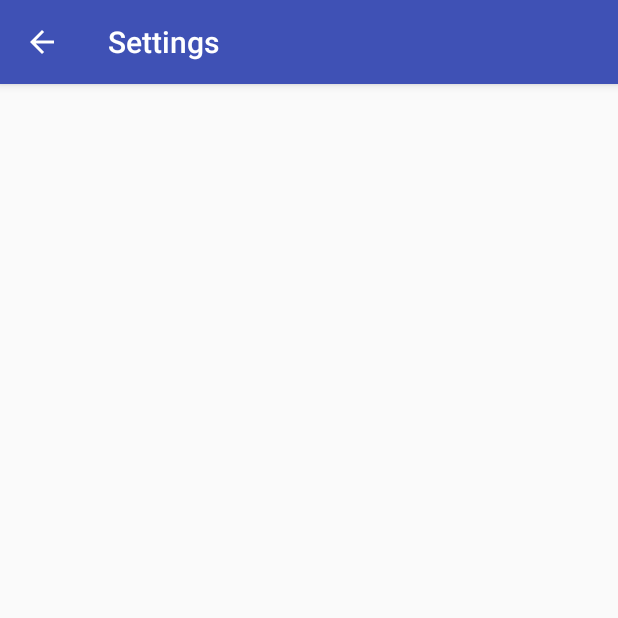
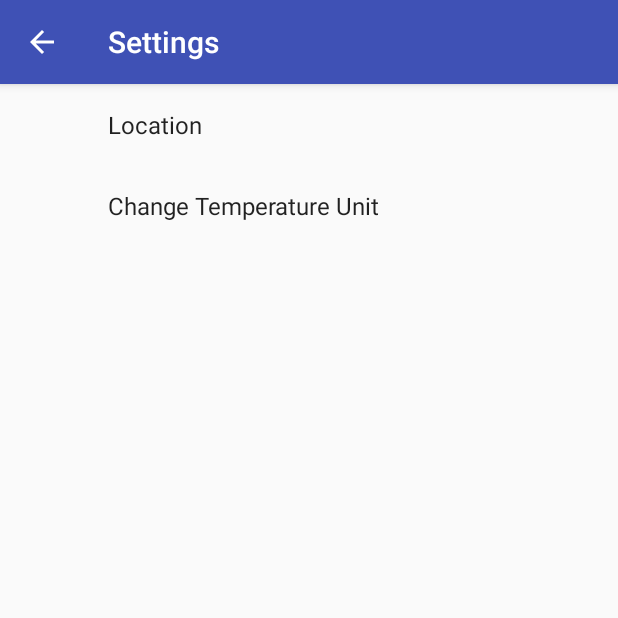
Before and after one commit to asadnawaz126/Udacity-Sunshine, an Android app: the screen it shows after launch (SettingsActivity), in the options menu, after a tap on "Settings", on a phone screen of 412 x 824 dp, the top half of it. Run offline under Robolectric (Android 15) with nearby library versions, the phone set to English and light mode, and no system bars; our stand-ins replace androidx.preference.

Commit message:
Implemented the SettingsActivity

```diff
--- a/app/build.gradle
+++ b/app/build.gradle
@@ -21,8 +21,10 @@ android {
 dependencies {
     implementation fileTree(include: ['*.jar'], dir: 'libs')
     implementation 'com.android.support:appcompat-v7:28.0.0'
+    implementation 'androidx.preference:preference:1.1.0-alpha04'
 
-    implementation 'com.android.support:recyclerview-v7:28.0.0'
+    implementation 'com.google.android.material:material:1.0.0'
+
 
     // Instrumentation dependencies use androidTestImplementation
     // (as opposed to testImplementation for local unit tests run in the JVM)
--- a/app/src/main/AndroidManifest.xml
+++ b/app/src/main/AndroidManifest.xml
@@ -7,7 +7,8 @@
         android:icon="@mipmap/ic_launcher"
         android:label="@string/app_name"
         android:supportsRtl="true"
-        android:theme="@style/AppTheme">
+        android:theme="@style/AppTheme"
+        >
         <activity android:name=".SettingsActivity"
             android:label="@string/action_settings">
         </activity>
--- a/app/src/main/java/com/example/android/sunshine/DetailActivity.java
+++ b/app/src/main/java/com/example/android/sunshine/DetailActivity.java
@@ -2,11 +2,12 @@ package com.example.android.sunshine;
 
 import android.content.Intent;
 import android.os.Bundle;
-import android.support.v4.app.ShareCompat;
-import android.support.v7.app.AppCompatActivity;
 import android.view.Menu;
 import android.view.MenuItem;
 import android.widget.TextView;
+
+import androidx.appcompat.app.AppCompatActivity;
+import androidx.core.app.ShareCompat;
 
 public class DetailActivity extends AppCompatActivity {
 
--- a/app/src/main/java/com/example/android/sunshine/MainActivity.java
+++ b/app/src/main/java/com/example/android/sunshine/MainActivity.java
@@ -17,17 +17,10 @@ package com.example.android.sunshine;
 
 import android.content.Context;
 import android.content.Intent;
+import android.content.SharedPreferences;
 import android.net.Uri;
-import android.os.AsyncTask;
 import android.os.Bundle;
-import android.support.annotation.NonNull;
-import android.support.annotation.Nullable;
-import android.support.v4.app.LoaderManager;
-import android.support.v4.content.AsyncTaskLoader;
-import android.support.v4.content.Loader;
-import android.support.v7.app.AppCompatActivity;
-import android.support.v7.widget.LinearLayoutManager;
-import android.support.v7.widget.RecyclerView;
+import android.preference.PreferenceManager;
 import android.util.Log;
 import android.view.Menu;
 import android.view.MenuInflater;
@@ -36,6 +29,13 @@ import android.view.View;
 import android.widget.ProgressBar;
 import android.widget.TextView;
 
+import androidx.appcompat.app.AppCompatActivity;
+import androidx.loader.app.LoaderManager;
+import androidx.loader.content.AsyncTaskLoader;
+import androidx.loader.content.Loader;
+import androidx.recyclerview.widget.LinearLayoutManager;
+import androidx.recyclerview.widget.RecyclerView;
+
 import com.example.android.sunshine.ForecastAdapter.ForecastAdapterOnClickHandler;
 import com.example.android.sunshine.data.SunshinePreferences;
 import com.example.android.sunshine.utilities.NetworkUtils;
@@ -43,12 +43,14 @@ import com.example.android.sunshine.utilities.OpenWeatherJsonUtils;
 
 import java.net.URL;
 
-public class MainActivity extends AppCompatActivity implements ForecastAdapterOnClickHandler, LoaderManager.LoaderCallbacks<String[]> {
+public class MainActivity extends AppCompatActivity implements ForecastAdapterOnClickHandler, LoaderManager.LoaderCallbacks<String[]>,
+        SharedPreferences.OnSharedPreferenceChangeListener {
 
     private static final String TAG = MainActivity.class.getSimpleName();
 
     private static final int FETCH_WEATHER_LOADER = 0;
 
+    private static boolean HAS_PREFERENCE_CHANGED = false;
 
 
     private RecyclerView mRecyclerView;
@@ -91,6 +93,9 @@ public class MainActivity extends AppCompatActivity implements ForecastAdapterOn
         Bundle loaderBundle = null;
 
         getSupportLoaderManager().initLoader(FETCH_WEATHER_LOADER, loaderBundle, MainActivity.this);
+
+        PreferenceManager.getDefaultSharedPreferences(this)
+                .registerOnSharedPreferenceChangeListener(this);
     }
 
 
@@ -186,54 +191,25 @@ public class MainActivity extends AppCompatActivity implements ForecastAdapterOn
     }
 
 
-//    public class FetchWeatherTask extends AsyncTask<String, Void, String[]> {
-//
-//        @Override
-//        protected void onPreExecute() {
-//            super.onPreExecute();
-//            mLoadingIndicator.setVisibility(View.VISIBLE);
-//        }
-//
-//        @Override
-//        protected String[] doInBackground(String... params) {
-//
-//            /* If there's no zip code, there's nothing to look up. */
-//            if (params.length == 0) {
-//                return null;
-//            }
-//
-//            String location = params[0];
-//            URL weatherRequestUrl = NetworkUtils.buildUrl(location);
-//
-//            try {
-//                String jsonWeatherResponse = NetworkUtils
-//                        .getResponseFromHttpUrl(weatherRequestUrl);
-//
-//                String[] simpleJsonWeatherData = OpenWeatherJsonUtils
-//                        .getSimpleWeatherStringsFromJson(MainActivity.this, jsonWeatherResponse);
-//
-//                return simpleJsonWeatherData;
-//
-//            } catch (Exception e) {
-//                e.printStackTrace();
-//                return null;
-//            }
-//        }
-//
-//        @Override
-//        protected void onPostExecute(String[] weatherData) {
-//            mLoadingIndicator.setVisibility(View.INVISIBLE);
-//            if (weatherData != null) {
-//                showWeatherDataView();
-//                mForecastAdapter.setWeatherData(weatherData);
-//            } else {
-//                showErrorMessage();
-//            }
-//        }
-//    }
+    @Override
+    protected void onStart() {
+        super.onStart();
+
+        if(HAS_PREFERENCE_CHANGED){
+            Log.d(TAG, "onStart: preferences were updated");
+            getSupportLoaderManager().restartLoader(FETCH_WEATHER_LOADER, null, this);
+            HAS_PREFERENCE_CHANGED = false;
+        }
+    }
+
+    @Override
+    protected void onDestroy() {
+        super.onDestroy();
+        PreferenceManager.getDefaultSharedPreferences(this).unregisterOnSharedPreferenceChangeListener(this);
+    }
 
     private void openLocationInMap() {
-        String addressString = "1600 Ampitheatre Parkway, CA";
+        String addressString = SunshinePreferences.getPreferredWeatherLocation(this);
         Uri geoLocation = Uri.parse("geo:0,0?q=" + addressString);
 
         Intent intent = new Intent(Intent.ACTION_VIEW);
@@ -261,7 +237,7 @@ public class MainActivity extends AppCompatActivity implements ForecastAdapterOn
     public boolean onOptionsItemSelected(MenuItem item) {
         int id = item.getItemId();
 
-        // TODO (5) Refactor the refresh functionality to work with our AsyncTaskLoader
+
         if (id == R.id.action_refresh) {
             invalidateData();
             getSupportLoaderManager().restartLoader(FETCH_WEATHER_LOADER, null, this);
@@ -281,4 +257,9 @@ public class MainActivity extends AppCompatActivity implements ForecastAdapterOn
 
         return super.onOptionsItemSelected(item);
     }
+
+    @Override
+    public void onSharedPreferenceChanged(SharedPreferences sharedPreferences, String key) {
+        HAS_PREFERENCE_CHANGED = true;
+    }
 }
--- /dev/null
+++ b/app/src/main/java/com/example/android/sunshine/SettingsFragment.java
@@ -0,0 +1,89 @@
+package com.example.android.sunshine;
+
+import android.content.SharedPreferences;
+import android.os.Bundle;
+import android.util.Log;
+
+import androidx.preference.CheckBoxPreference;
+import androidx.preference.ListPreference;
+import androidx.preference.Preference;
+import androidx.preference.PreferenceFragmentCompat;
+import androidx.preference.PreferenceScreen;
+
+public class SettingsFragment extends PreferenceFragmentCompat implements SharedPreferences.OnSharedPreferenceChangeListener {
+
+    private static final String TAG = SettingsFragment.class.getSimpleName();
+
+    @Override
+    public void onCreatePreferences(Bundle bundle, String s) {
+        addPreferencesFromResource(R.xml.pref_settings);
+
+
+        SharedPreferences sharedPreferences =getPreferenceScreen().getSharedPreferences();
+        PreferenceScreen prefScreen = getPreferenceScreen();
+       /** the following code is to access all the preferences that we want to update the summary to but
+        can't do via xml so we're doing it programmatically.
+        this is for when the settingsactivity is first created. for subsequent changes, there is the
+        setPreferenceSummary **/
+        int count = prefScreen.getPreferenceCount();
+
+        for(int i = 0; i < count; i++){
+            Preference preference = prefScreen.getPreference(i);
+            /**get the value stored in the sharedPreferences file that corresponds to the key of the preference we
+            currently iterating **/
+            if (!(preference instanceof CheckBoxPreference)) {
+                String value = sharedPreferences.getString(preference.getKey(), "");
+                setPreferenceSummary(preference, value);
+            }
+        }
+
+
+    }
+
+    @Override
+    public void onSharedPreferenceChanged(SharedPreferences sharedPreferences, String key) {
+        Log.d(TAG, "onSharedPreferenceChanged: method beginning");
+        Preference preference = findPreference(key);
+        if (null != preference) {
+            /** Updates the summary for the preference **/
+            if (!(preference instanceof CheckBoxPreference)) {
+                setPreferenceSummary(preference, sharedPreferences.getString(key, ""));
+            }
+        }
+        Log.d(TAG, "onSharedPreferenceChanged: method end");
+
+    }
+
+    public void setPreferenceSummary(Preference preference, Object value){
+        String stringValue = value.toString();
+        String key = preference.getKey();
+
+        if (preference instanceof ListPreference) {
+
+            Log.d(TAG, "setPreferenceSummary ListPreference Check: ");
+            // For list preferences, figure out the label of the selected value
+            ListPreference listPreference = (ListPreference) preference;
+            int prefIndex = listPreference.findIndexOfValue(stringValue);
+            if (prefIndex >= 0) {
+                // Set the summary to that label
+                listPreference.setSummary(listPreference.getEntries()[prefIndex]);
+            }
+        } else {
+            Log.d(TAG, "setPreferenceSummary EditText Check: ");
+            // For EditTextPreferences, set the summary to the value's simple string representation.
+            preference.setSummary(stringValue);
+        }
+    }
+
+    @Override
+    public void onStart() {
+        super.onStart();
+        getPreferenceScreen().getSharedPreferences().registerOnSharedPreferenceChangeListener(this);
+    }
+
+    @Override
+    public void onStop() {
+        super.onStop();
+        getPreferenceScreen().getSharedPreferences().unregisterOnSharedPreferenceChangeListener(this);
+    }
+}
--- a/app/src/main/res/layout/activity_forecast.xml
+++ b/app/src/main/res/layout/activity_forecast.xml
@@ -18,7 +18,7 @@
     android:layout_width="match_parent"
     android:layout_height="match_parent">
 
-    <android.support.v7.widget.RecyclerView
+    <androidx.recyclerview.widget.RecyclerView
         android:id="@+id/recyclerview_forecast"
         android:layout_width="match_parent"
         android:layout_height="match_parent"/>
--- a/app/src/main/res/layout/activity_settings.xml
+++ b/app/src/main/res/layout/activity_settings.xml
@@ -1,9 +1,8 @@
 <?xml version="1.0" encoding="utf-8"?>
-<android.support.constraint.ConstraintLayout xmlns:android="http://schemas.android.com/apk/res/android"
-    xmlns:app="http://schemas.android.com/apk/res-auto"
-    xmlns:tools="http://schemas.android.com/tools"
+<fragment android:name="com.example.android.sunshine.SettingsFragment"
+    xmlns:android="http://schemas.android.com/apk/res/android"
+    android:id="@+id/weather_settings_fragment"
     android:layout_width="match_parent"
-    android:layout_height="match_parent"
-    tools:context=".SettingsActivity">
+    android:layout_height="match_parent">
 
-</android.support.constraint.ConstraintLayout>
+</fragment>
--- /dev/null
+++ b/app/src/main/res/values/arrays.xml
@@ -0,0 +1,14 @@
+<?xml version="1.0" encoding="utf-8"?>
+<resources>
+    <array name="pref_unit_labels">
+        <item>@string/pref_unit_celsius_label</item>
+        <item>@string/pref_unit_fahrenheit_label</item>
+    </array>
+
+    <array name="pref_unit_values">
+        <item>@string/pref_unit_celsius_value</item>
+        <item>@string/pref_unit_fahrenheit_value</item>
+    </array>
+
+
+</resources>
--- a/app/src/main/res/values/strings.xml
+++ b/app/src/main/res/values/strings.xml
@@ -37,6 +37,23 @@
     <string name="error_message">
         An error has occurred. Please try again by clicking REFRESH
     </string>
+
+    <!-- Strings for Preferences -->
+
+    <!-- Unit ListPreference Strings -->
+    <string name="pref_show_unit_label">Change Temperature Unit</string>
+    <string name="pref_unit_celsius_label">Celsius</string>
+    <string name="pref_unit_fahrenheit_label">Fahrenheit</string>
+    <string name="pref_unit_key">unit</string>
+    <string name="pref_unit_default_value">celsius</string>
+
+    <string name="pref_unit_celsius_value" translatable="false">celsius</string>
+    <string name="pref_unit_fahrenheit_value" translatable="false">fahrenheit</string>
+
+    <!-- Location EditTextPreference Strings -->
+    <string name="pref_location_default_value">Mountain View, CA 94043</string>
+    <string name="pref_location_label">Location</string>
+    <string name="pref_location_key">location</string>
 
 
     <!-- - - - - - - - - - - - - -->
--- a/app/src/main/res/values/styles.xml
+++ b/app/src/main/res/values/styles.xml
@@ -22,6 +22,7 @@
         <item name="colorPrimary">@color/colorPrimary</item>
         <item name="colorPrimaryDark">@color/colorPrimaryDark</item>
         <item name="colorAccent">@color/colorAccent</item>
+        <item name="preferenceTheme">@style/PreferenceThemeOverlay</item>
     </style>
 
 </resources>
--- /dev/null
+++ b/app/src/main/res/xml/pref_settings.xml
@@ -0,0 +1,22 @@
+<?xml version="1.0" encoding="utf-8"?>
+<PreferenceScreen xmlns:android="http://schemas.android.com/apk/res/android"
+    xmlns:app="http://schemas.android.com/apk/res-auto">
+
+    <EditTextPreference
+        android:defaultValue="@string/pref_location_default_value"
+        android:inputType="text"
+        android:singleLine="true"
+        android:key="@string/pref_location_key"
+        android:title="@string/pref_location_label"
+        />
+
+    <ListPreference
+        android:defaultValue="@string/pref_unit_default_value"
+        android:entries="@array/pref_unit_labels"
+        android:entryValues="@array/pref_unit_values"
+        android:title="@string/pref_show_unit_label"
+        android:key="@string/pref_unit_key"
+        app:allowDividerAbove="false"
+        app:allowDividerBelow="true"/>
+
+</PreferenceScreen>
--- a/gradle.properties
+++ b/gradle.properties
@@ -16,3 +16,5 @@
 # This option should only be used with decoupled projects. More details, visit
 # http://www.gradle.org/docs/current/userguide/multi_project_builds.html#sec:decoupled_projects
 # org.gradle.parallel=true
+android.useAndroidX=true
+android.enableJetifier=true
```
Also changed, not shown: app/src/main/java/com/example/android/sunshine/ForecastAdapter.java (+4 -5 lines), app/src/main/java/com/example/android/sunshine/SettingsActivity.java (+4 -3 lines), app/src/main/java/com/example/android/sunshine/data/SunshinePreferences.java (+49 -74 lines).
